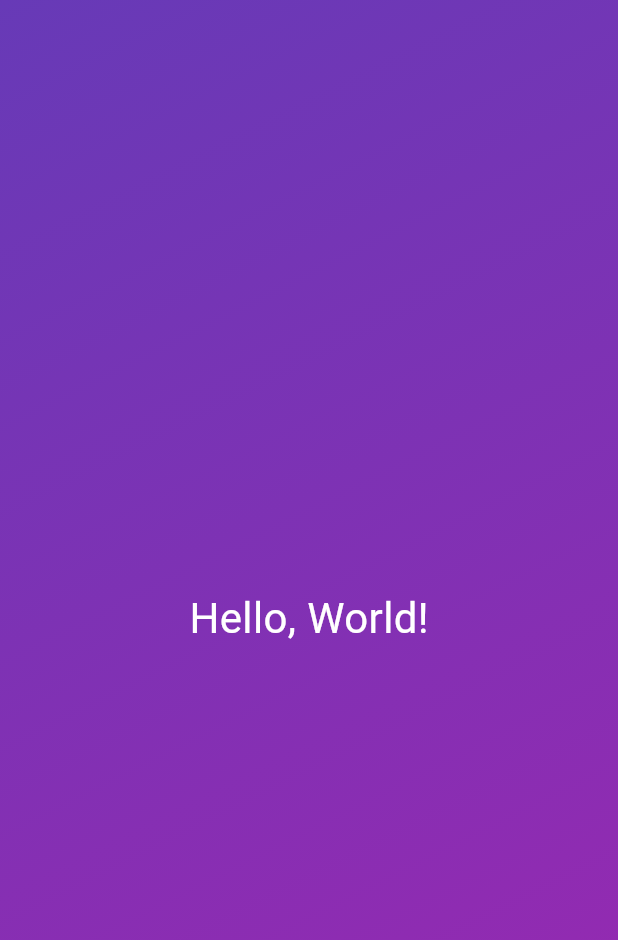
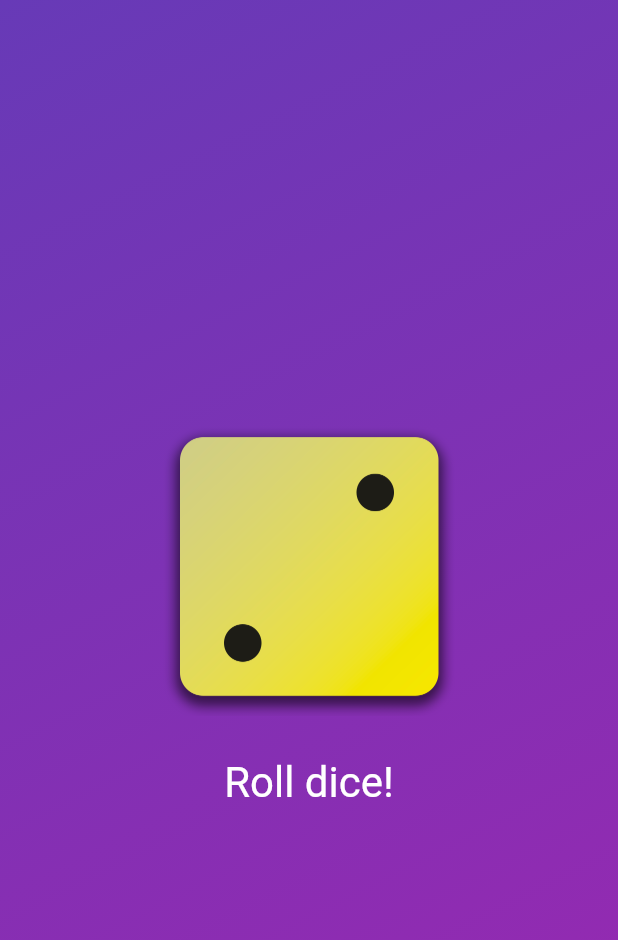
Before and after one commit to 69keks/basic_hello_app, a Flutter app: the screen it shows after launch, on a phone screen of 412 x 824 dp. Shown: the top 940 px of the screen. Run offline on Flutter 3.47's test engine with Material 3 defaults, Android fonts, the phone set to English and light mode, and no system bars.

Commit message:
It's over.. Rushed in a hurry so forgot to individually stage each change...

```diff
--- /dev/null
+++ b/lib/dice_roller.dart
@@ -0,0 +1,46 @@
+import 'dart:math';
+import 'package:flutter/material.dart';
+
+final randomizer = Random();
+
+class DiceRoller extends StatefulWidget {
+  const DiceRoller({super.key});
+  @override
+  State<DiceRoller> createState() {
+    return _DiceRollerState();
+  }
+}
+
+class _DiceRollerState extends State<DiceRoller> {
+  var currentDiceRoll = 2;
+
+  void rollDice() {
+    setState(() {
+      currentDiceRoll = randomizer.nextInt(6) + 1;
+    });
+  }
+
+  @override
+  Widget build(context) {
+    return Column(
+      mainAxisSize: MainAxisSize.min,
+      children: [
+        Image.asset(
+          'assets/images/dice-$currentDiceRoll.png',
+          width: 200,
+        ),
+        const SizedBox(
+          height: 20,
+        ),
+        TextButton(
+          onPressed: rollDice,
+          style: TextButton.styleFrom(
+            foregroundColor: Colors.white,
+            textStyle: const TextStyle(fontSize: 28),
+          ),
+          child: const Text('Roll dice!'),
+        ),
+      ],
+    );
+  }
+}
--- a/lib/gradient_container.dart
+++ b/lib/gradient_container.dart
@@ -1,23 +1,27 @@
 import 'package:flutter/material.dart';
-import 'package:my_app/styled_text.dart';
+import 'package:my_app/dice_roller.dart';
 
 const startAlignment = Alignment.topLeft;
 const endAlignment = Alignment.bottomRight;
 
 class GradientContainer extends StatelessWidget {
-  const GradientContainer({super.key});
+  const GradientContainer(this.color1, this.color2, {super.key});
+
+  final Color color1;
+  final Color color2;
+
   @override
   Widget build(context) {
     return Container(
-      decoration: const BoxDecoration(
+      decoration: BoxDecoration(
         gradient: LinearGradient(
-          colors: [Colors.deepPurple, Colors.purple],
+          colors: [color1, color2],
           begin: startAlignment,
           end: endAlignment,
         ),
       ),
       child: const Center(
-        child: StyledText("Hello, World!"),
+        child: DiceRoller(),
       ),
     );
   }
--- a/lib/main.dart
+++ b/lib/main.dart
@@ -5,7 +5,7 @@ void main() {
   runApp(
     const MaterialApp(
       home: Scaffold(
-        body: GradientContainer(),
+        body: GradientContainer(Colors.deepPurple, Colors.purple),
       ),
     ),
   );
```
Also changed, not shown: pubspec.yaml (+7 -3 lines), assets/images/dice-1.png (added), assets/images/dice-2.png (added), assets/images/dice-3.png (added), assets/images/dice-4.png (added), assets/images/dice-5.png (added), assets/images/dice-6.png (added).
